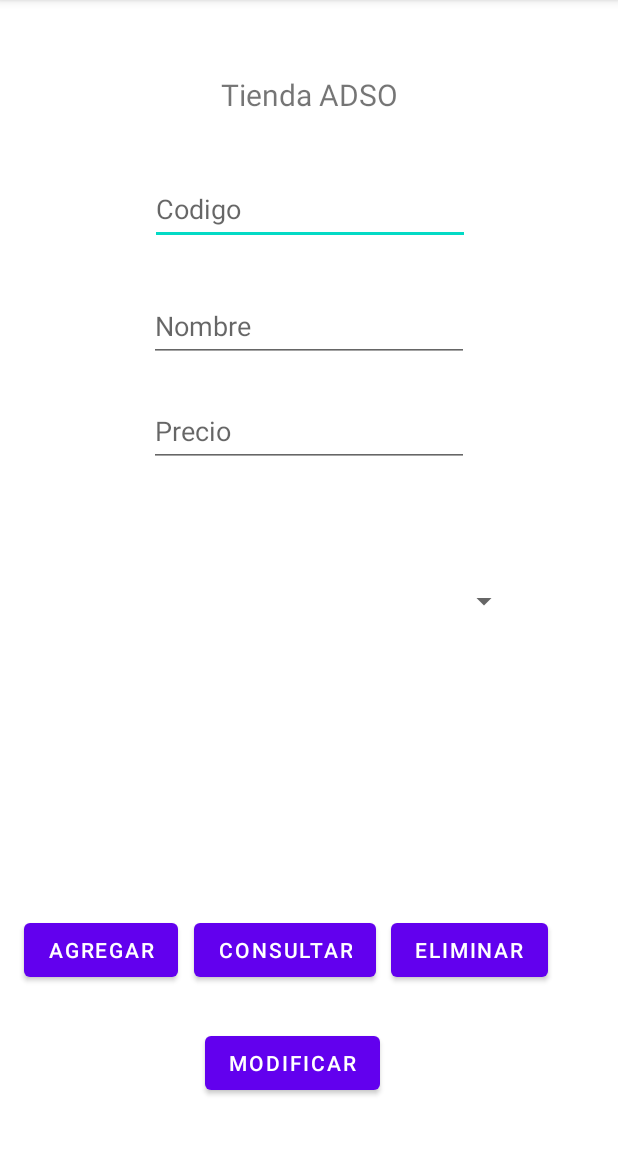
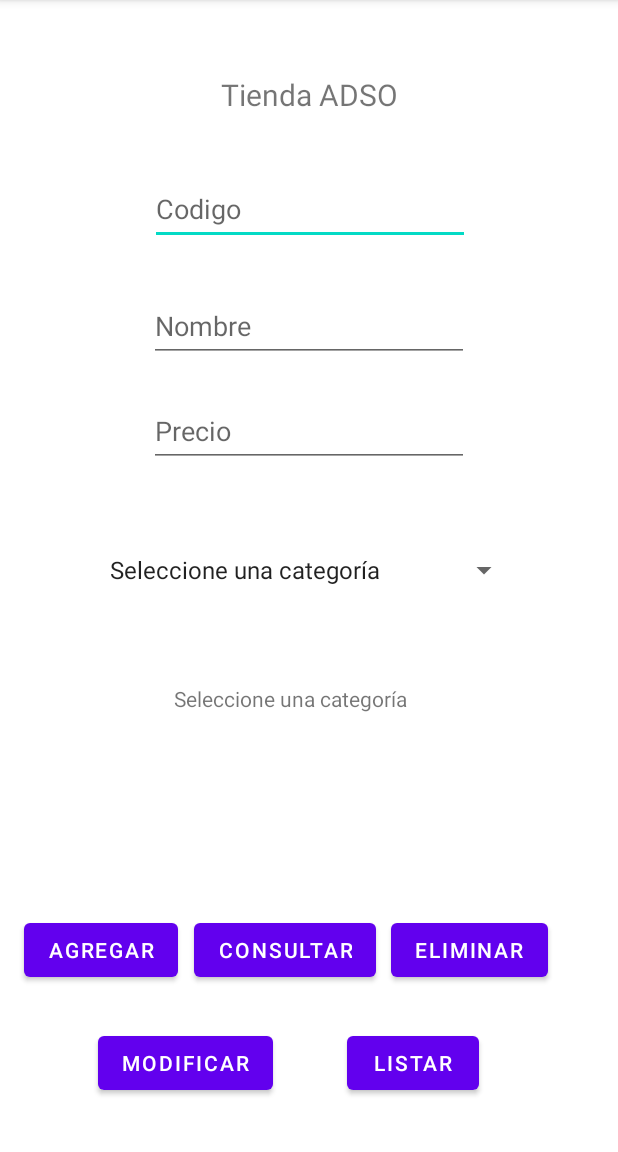
Before and after one commit to JuanDavidChimbaco/AplicationsAndroidStudio, an Android app: the screen it shows after launch (MainActivity), after a tap on "CONSULTAR", on a phone screen of 412 x 824 dp, the part 84-1236 px from its top. Run offline under Robolectric (Android 15) with nearby library versions, the light colour scheme and no system bars; our stand-ins replace Volley; network calls fail.

Commit message:
Crud Api Completo(falta cargar la imagen y terminar la lista)

```diff
--- a/crud_api/app/build.gradle
+++ b/crud_api/app/build.gradle
@@ -41,7 +41,7 @@ android {
 }
 
 dependencies {
-
+    implementation 'com.squareup.picasso:picasso:2.71828'
     implementation 'androidx.core:core-ktx:1.10.1'
     implementation 'androidx.appcompat:appcompat:1.6.1'
     implementation 'com.google.android.material:material:1.9.0'
--- a/crud_api/app/src/main/AndroidManifest.xml
+++ b/crud_api/app/src/main/AndroidManifest.xml
@@ -7,6 +7,7 @@
         android:required="false" />
 
     <uses-permission android:name="android.permission.INTERNET"/>
+    <uses-permission android:name="android.permission.READ_EXTERNAL_STORAGE" />
 
 
     <application
--- a/crud_api/app/src/main/java/com/example/crud_api/MainActivity.kt
+++ b/crud_api/app/src/main/java/com/example/crud_api/MainActivity.kt
@@ -1,5 +1,6 @@
 package com.example.crud_api
 
+import android.content.ContentValues.TAG
 import android.os.Bundle
 import android.util.Log
 import android.view.View
@@ -8,7 +9,9 @@ import android.widget.ArrayAdapter
 import android.widget.Button
 import android.widget.EditText
 import android.widget.Spinner
+import android.widget.TextView
 import android.widget.Toast
+import androidx.appcompat.app.AlertDialog
 import androidx.appcompat.app.AppCompatActivity
 import com.android.volley.Request
 import com.android.volley.Response
@@ -24,12 +27,14 @@ class MainActivity : AppCompatActivity() {
     lateinit var txtCodigo:EditText
     lateinit var txtNombre:EditText
     lateinit var txtPrecio:EditText
+    lateinit var txtCategoria:TextView
 
-    private lateinit var cbCategoria:Spinner
+    lateinit var cbCategoria:Spinner
 
     lateinit var btnAgregar:Button
     lateinit var btnConsultar:Button
     lateinit var btnEliminar:Button
+    lateinit var btnModificar:Button
 
     lateinit var listaCategorias:MutableList<Categoria>
 
@@ -40,20 +45,21 @@ class MainActivity : AppCompatActivity() {
         super.onCreate(savedInstanceState)
         setContentView(R.layout.activity_main)
 
-        txtCodigo = findViewById(R.id.txtCodigo)
-        txtNombre = findViewById(R.id.txtNombre)
+        txtCodigo = findViewById(R.id.txt_Codigo)
+        txtNombre = findViewById(R.id.txt_Nombre)
         txtPrecio = findViewById(R.id.txtPrecio)
+        txtCategoria = findViewById(R.id.txtResultado)
+
         btnAgregar = findViewById(R.id.btnAgregar)
-
+        btnModificar = findViewById(R.id.btnModificar)
         btnConsultar = findViewById(R.id.btnConsultar)
         btnEliminar = findViewById(R.id.btnEliminar)
+
         cbCategoria = findViewById(R.id.cbCategoria)
         listaCategorias = mutableListOf<Categoria>()
+        listaCategorias.add(Categoria(0, "Seleccione una categoría"))
 
-        /* se llama a la siguiente funcion para consumir la api que nos
-        * retorna las categorias y las cuanda en un array*/
         obtenerCategoria()
-
         /* crear el adaptador donde se capturan los datos de la lista categorias
         * el adaptador se asocia al control visual de tipo spiner que es como un combobox*/
         val adaptador = ArrayAdapter<Categoria>(
@@ -67,19 +73,26 @@ class MainActivity : AppCompatActivity() {
 
         btnAgregar.setOnClickListener { agregar() }
         btnConsultar.setOnClickListener{consultar()}
-        btnEliminar.setOnClickListener { borrar() }
+        btnModificar.setOnClickListener{actualizar()}
+        btnEliminar.setOnClickListener { mostrarCuadroDeDialogoConfirmacion() }
 
-        cbCategoria.onItemSelectedListener = object :
-            AdapterView.OnItemSelectedListener {
+
+        cbCategoria.onItemSelectedListener = object : AdapterView.OnItemSelectedListener {
             override fun onItemSelected(parent: AdapterView<*>?, view: View?, position: Int, id: Long) {
-                idCategoria = listaCategorias[position].id
+                // Obtén el elemento seleccionado del Spinner
+                val elementoSeleccionado = listaCategorias[position]
+                // Accede a los atributos del elemento seleccionado
+                idCategoria = elementoSeleccionado.id
+                var nombreCategoria = elementoSeleccionado.nombre
+                txtCategoria.text = nombreCategoria
+                // Puedes hacer algo con los datos obtenidos, por ejemplo, mostrarlos en un Toast
+                Toast.makeText(this@MainActivity, "ID: $idCategoria, Nombre: $nombreCategoria", Toast.LENGTH_SHORT).show()
             }
+            override fun onNothingSelected(parent: AdapterView<*>?) {
+                // Manejar el caso donde no se ha seleccionado ningún elemento
+            }
+        }
 
-            override fun onNothingSelected(parent: AdapterView<*>?) {
-                TODO("Not yet implemented")
-            }
-
-        }
 
     }
 
@@ -87,10 +100,9 @@ class MainActivity : AppCompatActivity() {
      * obtener las categorias
      */
     private fun obtenerCategoria(){
-        val url = "http://10.192.66.49:8000/categoria/"
+        val url = "http://10.192.66.49:8000/categoria"
         val queue = Volley.newRequestQueue(this)
-        val jsonCategorias = JsonArrayRequest(Request.Method.GET,url,null,
-            {response ->
+        val jsonCategorias = JsonArrayRequest(Request.Method.GET,url,null,Response.Listener { response ->
                 try {
                     for (i in 0 until response.length() ) {
                         val jsonObjectCategoria = response.getJSONObject(i)
@@ -99,10 +111,17 @@ class MainActivity : AppCompatActivity() {
                         val categoria = Categoria(id, nombre)
                         listaCategorias.add(categoria)
                     }
+                    val adaptador = ArrayAdapter<Categoria>(
+                        this,
+                        android.R.layout.simple_spinner_item,
+                        listaCategorias
+                    )
+                    adaptador.setDropDownViewResource(android.R.layout.simple_spinner_dropdown_item)
+                    cbCategoria.adapter = adaptador
                 }catch (e:JSONException){
                     e.printStackTrace()
             }
-        }, {
+        }, Response.ErrorListener{
             error ->
                 Toast.makeText(this, error.toString(), Toast.LENGTH_SHORT).show()
             })
@@ -110,7 +129,7 @@ class MainActivity : AppCompatActivity() {
     }
 
     private fun agregar(){
-        val url ="http://10.192.66.49:8000/producto/"
+        val url ="http://10.192.66.49:8000/producto"
         val queue = Volley.newRequestQueue(this)
         val resultadoPost = object : StringRequest(
             Method.POST,url,
@@ -140,38 +159,57 @@ class MainActivity : AppCompatActivity() {
         txtCodigo.text.clear()
         txtNombre.text.clear()
         txtPrecio.text.clear()
+        cbCategoria.setSelection(0)
     }
 
     private fun borrar(){
-        val id = txtCodigo.text.toString()
         val url = "http://10.192.66.49:8000/producto/$idProducto"
         val queue = Volley.newRequestQueue(this)
-        val resultDelete = object : StringRequest(Request.Method.DELETE,url,
-            Response.Listener{response ->
-                Toast.makeText(this,"Producto Eliminado",Toast.LENGTH_LONG).show()
+        Log.i(TAG, "id producto que se borrara $idProducto")
+        val resultDelete = object : StringRequest(Request.Method.DELETE, url,
+            Response.Listener {
+                Toast.makeText(this, "Producto Eliminado", Toast.LENGTH_LONG).show()
                 limpid()
-            },Response.ErrorListener { error ->
+            }, Response.ErrorListener { error ->
                 val statusCode = error.networkResponse?.statusCode ?: -1
                 val errorMessage = String(error.networkResponse?.data ?: ByteArray(0))
                 Log.e("VolleyError", "Status code: $statusCode, Error message: $errorMessage")
-                Toast.makeText(this, "Error Al Eliminar 1$errorMessage $statusCode", Toast.LENGTH_LONG).show()
+                Toast.makeText(
+                    this,
+                    "Error Al Eliminar 1$errorMessage $statusCode",
+                    Toast.LENGTH_LONG
+                ).show()
             }
-        ){
+        ) {
         }
         queue.add(resultDelete)
     }
 
+    private fun mostrarCuadroDeDialogoConfirmacion() {
+        val builder = AlertDialog.Builder(this)
+        builder.setTitle("Confirmación")
+        builder.setMessage("¿Estás seguro de que deseas eliminar este producto?")
+        builder.setPositiveButton("Sí") { dialog, which ->
+            // Si el usuario confirma, proceder con la eliminación
+            borrar()
+        }
+        builder.setNegativeButton("Cancelar", null) // No hacer nada si el usuario cancela
+        builder.show()
+    }
+
     private fun consultar(){
         val id = txtCodigo.text.toString()
-        val url = "http://10.192.66.49:8000/producto/$id"
+        val url = "http://10.192.66.49:8000/producto/codigo/$id"
         val queue = Volley.newRequestQueue(this)
-        val jsonObjectRequest = JsonObjectRequest(Request.Method.GET,url,null,
-            { response ->
+        val jsonObjectRequest = JsonObjectRequest(Request.Method.GET,url,null,Response.Listener{ response ->
                 txtCodigo.setText(response.getString("proCodigo"))
                 txtNombre.setText(response.getString("proNombre"))
                 txtPrecio.setText(response.getString("proPrecio"))
+                idCategoria = response.getString("proCategoria").toInt()
                 idProducto = response.getString("id").toInt()
-            }, { error ->
+                cbCategoria.setSelection(idCategoria)
+                Log.i(TAG, "producto id: $idProducto - categoria id: $idCategoria")
+            }, Response.ErrorListener{ error ->
                 val statusCode = error.networkResponse?.statusCode ?: -1
                 val errorMessage = String(error.networkResponse?.data ?: ByteArray(0))
                 Log.e("VolleyError", "Status code: $statusCode, Error message: $errorMessage")
@@ -180,4 +218,31 @@ class MainActivity : AppCompatActivity() {
         )
         queue.add(jsonObjectRequest)
     }
+
+    private fun actualizar() {
+        Log.i(TAG, "id producto que se modificara $idProducto")
+        val url = "http://10.192.66.49:8000/producto/$idProducto"
+        val queue = Volley.newRequestQueue(this)
+        val resultadoPut = object : StringRequest(Request.Method.PUT, url,
+            Response.Listener<String> {respose->
+                Toast.makeText(this, "Producto Actualizado Exitosamente", Toast.LENGTH_LONG).show()
+                limpid()
+            }, Response.ErrorListener { error ->
+                val statusCode = error.networkResponse?.statusCode ?: -1
+                Log.e("VolleyError", "Status code: $statusCode,Error al Actualizar")
+                Toast.makeText(this, "Error al Actualizar $statusCode", Toast.LENGTH_LONG).show()
+            }
+        ) {
+            override fun getParams(): MutableMap<String, String> {
+                val parameters = hashMapOf<String, String>()
+                parameters.put("proCodigo", txtCodigo.text.toString())
+                parameters.put("proNombre", txtNombre.text.toString())
+                parameters.put("proPrecio", txtPrecio.text.toString())
+                parameters.put("proCategoria", idCategoria.toString())
+                return parameters
+            }
+        }
+        queue.add(resultadoPut)
+    }
+
 }
--- a/crud_api/app/src/main/res/layout/activity_main.xml
+++ b/crud_api/app/src/main/res/layout/activity_main.xml
@@ -19,7 +19,7 @@
         app:layout_constraintVertical_bias="0.067" />
 
     <EditText
-        android:id="@+id/txtCodigo"
+        android:id="@+id/txt_Codigo"
         android:layout_width="wrap_content"
         android:layout_height="wrap_content"
         android:autofillHints=""
@@ -36,7 +36,7 @@
         tools:ignore="LabelFor,MissingConstraints" />
 
     <EditText
-        android:id="@+id/txtNombre"
+        android:id="@+id/txt_Nombre"
         android:layout_width="wrap_content"
         android:layout_height="wrap_content"
         android:autofillHints=""
@@ -110,12 +110,13 @@
         android:id="@+id/cbCategoria"
         android:layout_width="281dp"
         android:layout_height="52dp"
+        android:prompt="@string/escoge_categoria"
+        android:visibility="visible"
         app:layout_constraintBottom_toBottomOf="parent"
         app:layout_constraintEnd_toEndOf="parent"
         app:layout_constraintStart_toStartOf="parent"
         app:layout_constraintTop_toBottomOf="@+id/txtPrecio"
-        app:layout_constraintVertical_bias="0.157"
-        tools:ignore="SpeakableTextPresentCheck" />
+        app:layout_constraintVertical_bias="0.105" />
 
     <Button
         android:id="@+id/btnModificar"
@@ -124,9 +125,33 @@
         android:text="@string/modificar"
         app:layout_constraintBottom_toBottomOf="parent"
         app:layout_constraintEnd_toEndOf="parent"
-        app:layout_constraintHorizontal_bias="0.463"
+        app:layout_constraintHorizontal_bias="0.221"
         app:layout_constraintStart_toStartOf="parent"
         app:layout_constraintTop_toTopOf="parent"
         app:layout_constraintVertical_bias="0.951" />
 
+    <Button
+        android:id="@+id/button"
+        android:layout_width="wrap_content"
+        android:layout_height="wrap_content"
+        android:text="@string/listar"
+        app:layout_constraintBottom_toBottomOf="parent"
+        app:layout_constraintEnd_toEndOf="parent"
+        app:layout_constraintHorizontal_bias="0.715"
+        app:layout_constraintStart_toStartOf="parent"
+        app:layout_constraintTop_toTopOf="parent"
+        app:layout_constraintVertical_bias="0.951" />
+
+    <TextView
+        android:id="@+id/txtResultado"
+        android:layout_width="wrap_content"
+        android:layout_height="wrap_content"
+        android:text="Categoria"
+        app:layout_constraintBottom_toBottomOf="parent"
+        app:layout_constraintEnd_toEndOf="parent"
+        app:layout_constraintHorizontal_bias="0.452"
+        app:layout_constraintStart_toStartOf="parent"
+        app:layout_constraintTop_toTopOf="parent"
+        app:layout_constraintVertical_bias="0.609" />
+
 </androidx.constraintlayout.widget.ConstraintLayout>
--- a/crud_api/app/src/main/res/values/strings.xml
+++ b/crud_api/app/src/main/res/values/strings.xml
@@ -8,4 +8,6 @@
     <string name="consultar">CONSULTAR</string>
     <string name="eliminar">ELIMINAR</string>
     <string name="modificar">Modificar</string>
+    <string name="escoge_categoria" />
+    <string name="listar">Listar</string>
 </resources>
```
Also changed, not shown: crud_api/app/src/main/java/modelo/Producto.kt (added, +13 -0 lines), crud_api/app/src/main/res/layout/listar_productos.xml (added, +67 -0 lines), 1 other file.
